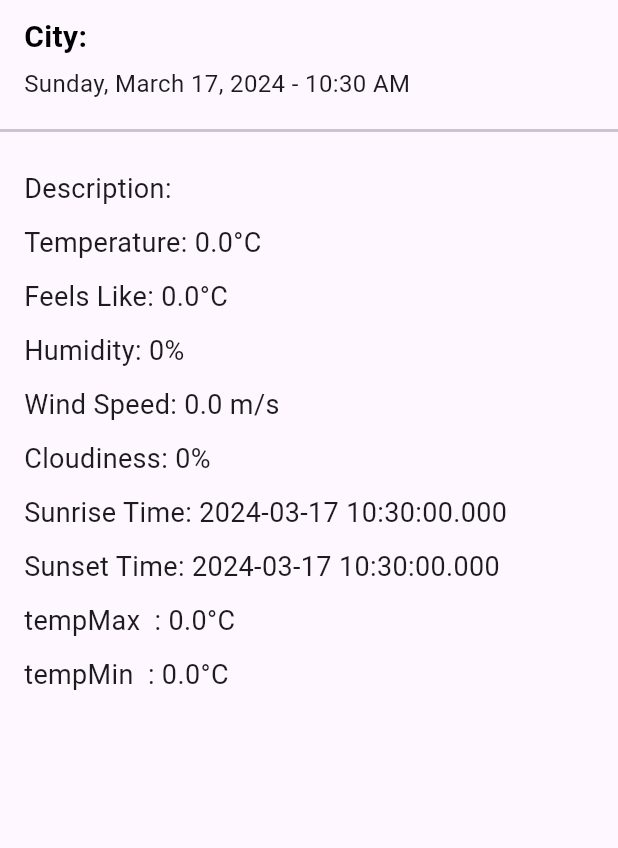
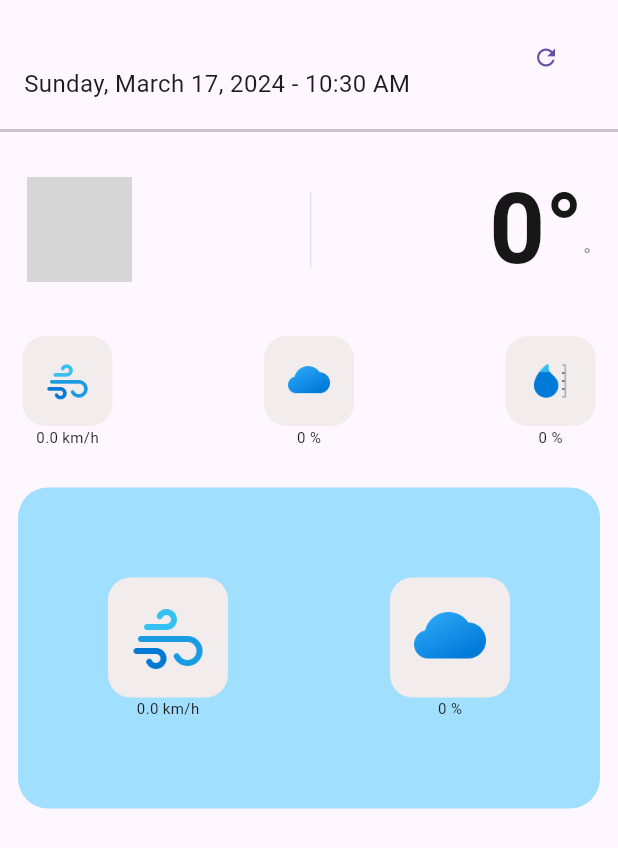
Before and after one commit to HachroufAbdenour/wather_app, a Flutter app: the screen it shows after launch, on a phone screen of 412 x 824 dp. Shown: the top 848 px of the screen. Run offline on Flutter 3.47's test engine with Material 3 defaults, Android fonts, the phone set to English and light mode, and no system bars; our stand-ins replace dio, geolocator, get; grey boxes are pictures that could not be loaded.

Commit message:
some changes

```diff
--- a/lib/core/values/constants.dart
+++ b/lib/core/values/constants.dart
@@ -0,0 +1,7 @@
+import 'package:flutter/material.dart';
+
+  const dividerline=Color(0xFFE4E4EE);
+  const cardColor=Color(0xFFE9ECF1);
+  const textColorBlack=Color(0xFF171717);
+  const firstGradiantColor=Color(0xFF408ADE);
+  const secondGradiantColor=Color(0xFF5286CD);
--- a/lib/models/wather_main.dart
+++ b/lib/models/wather_main.dart
@@ -24,7 +24,7 @@ factory MainWather.fromJson(Map<String, dynamic> json) {
   print(json);
   final main = json['main']; // Access the 'main' object
   return MainWather(
-    temperature: (main['temp'] ?? 0.0).toDouble(),
+     temperature: (main['temp'] ?? 0.0).toDouble(),
     feelsLike: (main['feels_like'] ?? 0.0).toDouble(),
     tempMin: (main['temp_min'] ?? 0.0).toDouble(),
     tempMax: (main['temp_max'] ?? 0.0).toDouble(),
--- a/lib/modules/home/controller.dart
+++ b/lib/modules/home/controller.dart
@@ -26,7 +26,7 @@ final WeatherRepository _weatherService = WeatherRepository();
 
   var wather = Wather(
     timezone: 0,
-    mainWather: MainWather(temperature: 0.0, feelsLike: 0.0, tempMin: 0.0, tempMax:0.0, pressure: 0, humidity: 0, seaLevel: 0, groundLevel: 0),
+    mainWather: MainWather(temperature: 0, feelsLike: 0.0, tempMin: 0.0, tempMax:0.0, pressure: 0, humidity: 0, seaLevel: 0, groundLevel: 0),
     cityName: '',
     weatherDescription: WeatherDescription(description: '',main: '',icon: ''),
      wind: Wind(speed: 0.0),
@@ -59,7 +59,7 @@ Future<void> fetchWeatherForCurrentLocation() async {
         _lattitude.value = position.latitude;
       _longitude.value = position.longitude;
 
-      await fetchWeather(position.latitude, position.longitude);
+      await fetchWeather(  _lattitude.value, _longitude.value );
     } else {
       // Handle case when location cannot be retrieved
       print('Unable to fetch current location');
@@ -126,4 +126,11 @@ Future<bool>  handleLocationPermission() async {
   }
 
 
+  Future<void> refreshData() async {
+    // Implement your logic to refresh the weather data
+    // For example, you can call fetchWeatherForCurrentLocation() again
+    await fetchWeatherForCurrentLocation();
   }
+
+
+  }
--- a/lib/modules/home/view.dart
+++ b/lib/modules/home/view.dart
@@ -1,95 +1,79 @@
 import 'package:flutter/material.dart';
 import 'package:get/get.dart';
-import 'package:intl/intl.dart';
+import 'package:weatherapp_starter_project/modules/home/widgets/current_wather_widget.dart';
 import '../../modules/home/controller.dart';
+import '../../widget/widgets.dart';
+
 import '../../modules/home/widgets/header_widget.dart';
 
 class HomeScreen extends StatelessWidget {
-  final HomeController watherController = Get.put(HomeController(), permanent: true);
+  final HomeController weatherController = Get.put(HomeController(), permanent: true);
 
   @override
   Widget build(BuildContext context) {
     return Scaffold(
       body: SafeArea(
         child: Obx(
-          () {
-            return  SingleChildScrollView(
-            child: Column(
+          () => SingleChildScrollView(
+            child: _buildContent(context),
+          ),
+        ),
+      ),
+    );
+  }
+
+
+  Widget _buildContent(BuildContext context) {
+    if (weatherController.checkLoading().value) {
+      return buildLoadingIndicator();
+    } else {
+      return Column(
         crossAxisAlignment: CrossAxisAlignment.start,
         children: [
-                   HeaderWidget(
-                  cityName: watherController.wather.value.cityName,
-                  formattedDateTime: watherController.getFormattedDateTime(),
+          _buildHeader(context),
+          Divider(height: 20, thickness: 2),
+
+          CurrentWatherWidget(),
+        ],
+      );
+    }
+  }
+
+
+
+  Widget _buildHeader(BuildContext context) {
+    return HeaderWidget(
+      cityName: weatherController.wather.value.cityName!,
+      formattedDateTime: weatherController.getFormattedDateTime(),
+      onPressedRefresh: () => _onRefreshPressed(context),
+    );
+  }
+
+
+  void _onRefreshPressed(BuildContext context) {
+    ScaffoldMessenger.of(context).showSnackBar(
+      SnackBar(
+        backgroundColor: Colors.blueGrey,
+        shape: RoundedRectangleBorder(borderRadius: BorderRadius.circular(10)),
+        content: Row(
+          children: [
+            SizedBox(width: 8),
+            CircularProgressIndicator(
+              valueColor: AlwaysStoppedAnimation<Color>(Colors.white),
             ),
-                Divider(height: 20, thickness: 2)
-                ,
-                Padding(
-                  padding: const EdgeInsets.all(16.0),
-                  child: watherController.checkLoading().value
-                      ? Center(child: CircularProgressIndicator(valueColor: AlwaysStoppedAnimation<Color>(Colors.blue)))
-                      : Column(
-                          crossAxisAlignment: CrossAxisAlignment.start,
-                          children: [
-                            // Your wather details UI here
+            SizedBox(width: 16),
             Text(
-                              'Description: ${watherController.wather.value.weatherDescription?.description}',
-                              style: TextStyle(fontSize: 18),
+              'Refreshing data...',
+              style: TextStyle(
+                color: Colors.white,
+                fontWeight: FontWeight.bold,
+                fontSize: 16,
               ),
-                            SizedBox(height: 10),
-                            Text(
-                              'Temperature: ${watherController.wather.value.mainWather?.temperature.toStringAsFixed(1)}°C',
-                              style: TextStyle(fontSize: 18),
-                            ),
-                            SizedBox(height: 10),
-                            Text(
-                              'Feels Like: ${watherController.wather.value.mainWather?.feelsLike.toStringAsFixed(1)}°C',
-                              style: TextStyle(fontSize: 18),
-                            ),
-                            SizedBox(height: 10),
-                            Text(
-                              'Humidity: ${watherController.wather.value.mainWather?.humidity}%',
-                              style: TextStyle(fontSize: 18),
-                            ),
-                            SizedBox(height: 10),
-                            Text(
-                              'Wind Speed: ${watherController.wather.value.wind?.speed.toStringAsFixed(1)} m/s',
-                              style: TextStyle(fontSize: 18),
-                            ),
-                            SizedBox(height: 10),
-                            Text(
-                              'Cloudiness: ${watherController.wather.value.cloudiness?.percentage}%',
-                              style: TextStyle(fontSize: 18),
-                            ),
-                            SizedBox(height: 10),
-                            Text(
-                              'Sunrise Time: ${watherController.wather.value.sysData?.sunrise}',
-                              style: TextStyle(fontSize: 18),
-                            ),
-                            SizedBox(height: 10),
-                            Text(
-                              'Sunset Time: ${watherController.wather.value.sysData?.sunset}',
-                              style: TextStyle(fontSize: 18),
-                            ),
-                            SizedBox(height: 10),
-                            Text(
-                              'tempMax  : ${watherController.wather.value.mainWather?.tempMax.toStringAsFixed(1)}°C',
-                              style: TextStyle(fontSize: 18),
-                            ),
-                            SizedBox(height: 10),
-                            Text(
-                              'tempMin  : ${watherController.wather.value.mainWather?.tempMin.toStringAsFixed(1)}°C',
-                              style: TextStyle(fontSize: 18),
             ),
           ],
         ),
       ),
-              ],
-            ),
     );
-  },
-      ),
-    ),
-    );
-
+    weatherController.refreshData();
   }
 }
--- /dev/null
+++ b/lib/modules/home/widgets/current_wather_widget.dart
@@ -0,0 +1,154 @@
+
+import 'package:flutter/material.dart';
+import 'package:flutter/widgets.dart';
+import 'package:get/get.dart';
+import 'package:weatherapp_starter_project/core/values/constants.dart';
+import 'package:weatherapp_starter_project/models/wather.dart';
+
+import '../controller.dart';
+import 'custom_icon_text_widget.dart';
+
+class CurrentWatherWidget extends StatelessWidget {
+   CurrentWatherWidget({super.key});
+    final HomeController watherController = Get.put(HomeController(), permanent: true);
+
+
+  @override
+  Widget build(BuildContext context) {
+    return Column(
+      children: [
+//temrateur Area
+temprateurAreaWidget(),
+//wather details
+currentWatherDetails(),
+//sunrise sunset
+sunchyWidget()
+
+      ],
+    );
+  }
+
+
+
+
+
+ Widget temprateurAreaWidget()
+  {
+        return Padding(
+          padding: const EdgeInsets.all(18.0),
+          child: Row(
+          mainAxisAlignment: MainAxisAlignment.spaceBetween,
+            children: [
+
+              Image.asset("assets/weather/${watherController.wather.value.weatherDescription?.icon}.png",
+              height: 70,width: 70,),
+
+           Container(
+            height: 50,
+           width: 1,
+           color: dividerline,
+           ),
+            RichText(
+
+              text: TextSpan(
+                children: [
+                   TextSpan(  text: "${watherController.wather.value.mainWather!.temperature!.toInt()}°",style: TextStyle(color: textColorBlack,fontSize: 65,fontWeight: FontWeight.bold)),
+
+                    TextSpan(  text: "${watherController.wather.value.weatherDescription?.description}°",style: TextStyle(color: Colors.grey,fontSize: 14,fontWeight: FontWeight.w400))
+
+                   ],
+              ),
+            ),
+
+            ],
+          ),
+        );
+
+  }
+
+
+Widget currentWatherDetails(){
+
+  return Padding(
+    padding: const EdgeInsets.all(15.0),
+    child: Row(
+      mainAxisAlignment: MainAxisAlignment.spaceBetween,
+      children: [
+       IconWithText(
+    iconAssetPath: "assets/icons/windspeed.png",
+    text: "${watherController.wather.value.wind?.speed.toStringAsFixed(1)} km/h",
+    hight: 60,
+    widht: 60,
+    ),
+     IconWithText(
+    iconAssetPath: "assets/icons/clouds.png",
+    text: "${watherController.wather.value.cloudiness?.percentage} %",
+    hight: 60,
+    widht: 60,
+    ),
+     IconWithText(
+    iconAssetPath: "assets/icons/humidity.png",
+    text: "${watherController.wather.value.mainWather?.humidity} %",
+
+    hight: 60,
+    widht: 60,),
+      ],
+    ),
+  );
+}
+
+
+
+
+
+
+
+
+
+
+
+
+
+
+
+
+Widget sunchyWidget(){
+
+  return Padding(
+    padding: const EdgeInsets.all(12.0),
+    child: Container(
+      padding: EdgeInsets.all(10),
+      decoration: BoxDecoration(
+      color: Color.fromARGB(255, 161, 223, 254),
+        borderRadius:BorderRadius.circular(20),
+         ),
+
+      child: Padding(
+        padding: const EdgeInsets.all(50.0),
+        child: Row(
+          crossAxisAlignment: CrossAxisAlignment.center,
+          mainAxisAlignment: MainAxisAlignment.spaceBetween,
+          children: [
+           IconWithText(
+        iconAssetPath: "assets/icons/windspeed.png",
+        text: "${watherController.wather.value.wind?.speed.toStringAsFixed(1)} km/h",
+        hight: 80,
+        widht: 80,
+        ),
+         IconWithText(
+        iconAssetPath: "assets/icons/clouds.png",
+        text: "${watherController.wather.value.cloudiness?.percentage} %",
+        hight: 80,
+        widht: 80,
+        ),
+
+          ],
+        ),
+      ),
+    ),
+  );
+}
+
+
+
+  }
--- /dev/null
+++ b/lib/modules/home/widgets/custom_icon_text_widget.dart
@@ -0,0 +1,41 @@
+import 'package:flutter/material.dart';
+
+class IconWithText extends StatelessWidget {
+  final String iconAssetPath;
+  final String text;
+  final double hight;
+  final double widht;
+
+  const IconWithText({
+    required this.iconAssetPath,
+    required this.text,
+    required this.hight,
+    required this.widht,
+    Key? key,
+  }) : super(key: key);
+
+  @override
+  Widget build(BuildContext context) {
+    return Column(
+      children: [
+        Container(
+          height: hight,
+          width: widht,
+          padding: EdgeInsets.all(16),
+          decoration: BoxDecoration(
+            color: const Color.fromARGB(255, 242, 236, 236), // Set the color as needed
+            borderRadius: BorderRadius.circular(15),
+          ),
+          child: Image.asset(
+            iconAssetPath,
+            fit: BoxFit.contain,
+          ),
+        ),
+        Text(
+          text,
+          style: TextStyle(fontSize: 10),
+        ),
+      ],
+    );
+  }
+}
--- a/lib/modules/home/widgets/header_widget.dart
+++ b/lib/modules/home/widgets/header_widget.dart
@@ -2,23 +2,28 @@
 import 'package:flutter/material.dart';
 
 class HeaderWidget extends StatelessWidget {
-  final String? cityName;
+  final String cityName;
   final String formattedDateTime;
+  final VoidCallback onPressedRefresh;
 
   const HeaderWidget({
     required this.cityName,
     required this.formattedDateTime,
+    required this.onPressedRefresh,
   });
 
   @override
   Widget build(BuildContext context) {
     return Padding(
       padding: const EdgeInsets.symmetric(horizontal: 16.0, vertical: 10.0),
-      child: Column(
+      child: Row(
+        mainAxisAlignment: MainAxisAlignment.spaceBetween,
+        children: [
+          Column(
             crossAxisAlignment: CrossAxisAlignment.start,
             children: [
               Text(
-            'City: $cityName',
+                '$cityName',
                 style: TextStyle(
                   fontWeight: FontWeight.bold,
                   fontSize: 20,
@@ -33,7 +38,14 @@ class HeaderWidget extends StatelessWidget {
                   fontSize: 16,
                 ),
               ),
+
+
               ],
+          ),
+          TextButton(
+                onPressed: onPressedRefresh,
+                child: Icon(Icons.refresh),
+              ), ],
       ),
     );
   }
--- /dev/null
+++ b/lib/widget/widgets.dart
@@ -0,0 +1,9 @@
+import 'package:flutter/material.dart';
+
+Widget buildLoadingIndicator() {
+    return Center(
+      child: CircularProgressIndicator(
+        valueColor: AlwaysStoppedAnimation<Color>(Colors.blue),
+      ),
+    );
+  }
```
Lines whose indentation alone changed are shown as unchanged.
